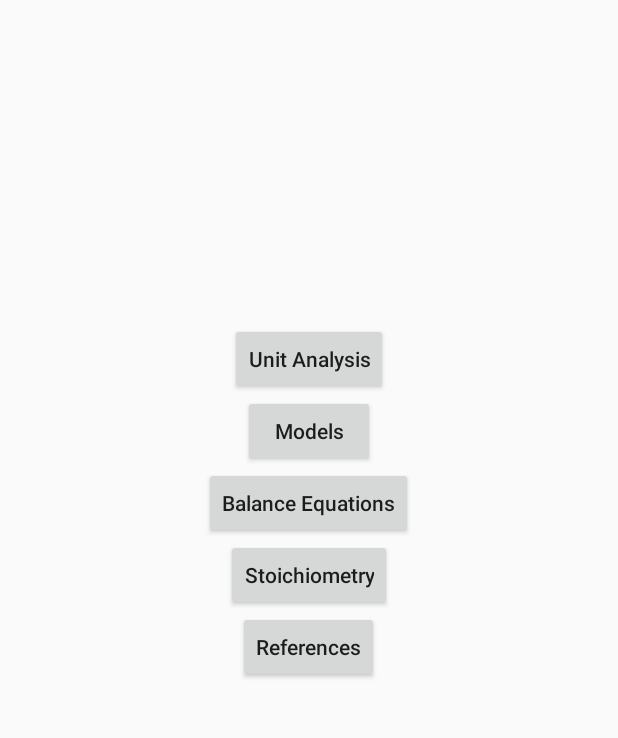
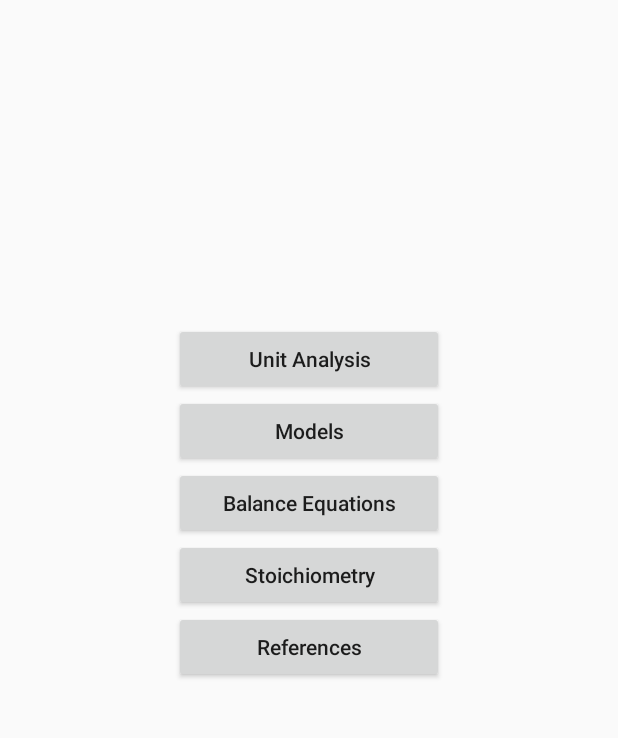
Before and after one commit to brandon-patterson/chemist, an Android app: the screen it shows after launch (MainActivity), on a phone screen of 412 x 824 dp, the part 157-895 px from its top. Run offline under Robolectric (Android 15) with nearby library versions, the phone set to English and light mode, and no system bars.

Commit message:
Explicitly sizes buttons
This allows for consistent button widths

```diff
--- a/app/src/main/res/layout/activity_main.xml
+++ b/app/src/main/res/layout/activity_main.xml
@@ -28,10 +28,11 @@
                       android:orientation="vertical"
                       android:layout_gravity="center"
                       android:gravity="center_horizontal"
-                      android:dividerPadding="2dp">
+                      android:dividerPadding="2dp"
+                      android:paddingHorizontal="100dp">
             <Button
                     android:id="@+id/main_unit_analysis_button"
-                    android:layout_width="wrap_content"
+                    android:layout_width="fill_parent"
                     android:layout_height="wrap_content"
                     android:gravity="center"
                     android:textAllCaps="false"
@@ -40,7 +41,7 @@
 
             <Button
                     android:id="@+id/main_models_button"
-                    android:layout_width="wrap_content"
+                    android:layout_width="fill_parent"
                     android:layout_height="wrap_content"
                     android:gravity="center"
                     android:textAllCaps="false"
@@ -49,7 +50,7 @@
 
             <Button
                     android:id="@+id/main_balance_equations_button"
-                    android:layout_width="wrap_content"
+                    android:layout_width="fill_parent"
                     android:layout_height="wrap_content"
                     android:gravity="center"
                     android:textAllCaps="false"
@@ -58,7 +59,7 @@
 
             <Button
                     android:id="@+id/main_stoichiometry_button"
-                    android:layout_width="wrap_content"
+                    android:layout_width="fill_parent"
                     android:layout_height="wrap_content"
                     android:gravity="center"
                     android:textAllCaps="false"
@@ -67,7 +68,7 @@
 
             <Button
                     android:id="@+id/main_references_button"
-                    android:layout_width="wrap_content"
+                    android:layout_width="fill_parent"
                     android:layout_height="wrap_content"
                     android:gravity="center"
                     android:textAllCaps="false"
```
